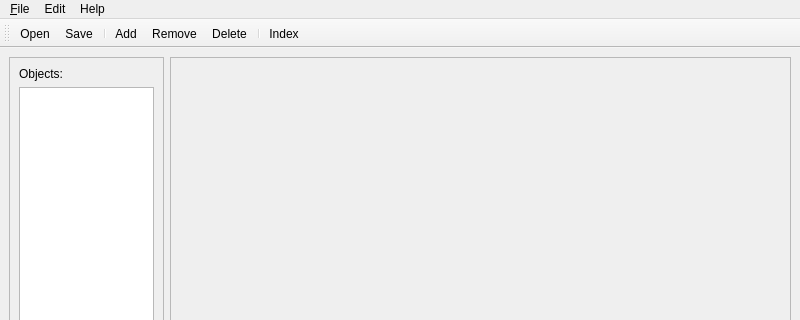
Above: anatomist-gpl/pyanatomist/share/anasimpleviewer/anasimpleviewer-qt4.ui from m9h/insula before the change; both pictures show x 0 to 800 and y 0 to 320 of the 800 by 600 pixel window. Below: the same form after it.
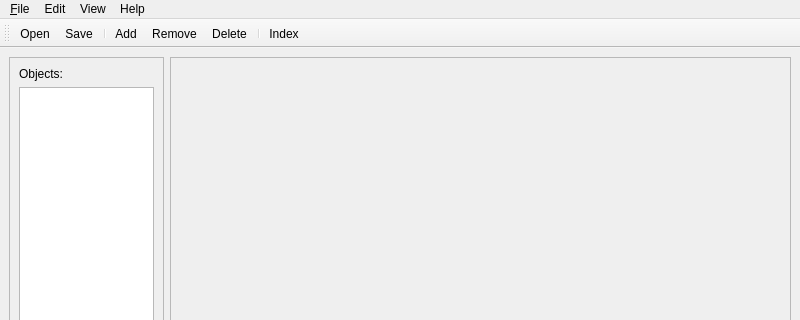
That is the form after the change. Icons and pictures are not drawn.

Commit message: - fix for colormaps on RGB/RGBA volumes (not tested) - fixes for Qt4

```diff
--- a/anatomist-gpl/pyanatomist/share/anasimpleviewer/anasimpleviewer-qt4.ui
+++ b/anatomist-gpl/pyanatomist/share/anasimpleviewer/anasimpleviewer-qt4.ui
@@ -115,7 +115,7 @@
      <x>0</x>
      <y>0</y>
      <width>800</width>
-     <height>21</height>
+     <height>28</height>
     </rect>
    </property>
    <widget class="QMenu" name="menu_File">
@@ -142,8 +142,15 @@
     <addaction name="separator"/>
     <addaction name="helpAbout"/>
    </widget>
+   <widget class="QMenu" name="menuView">
+    <property name="title">
+     <string>View</string>
+    </property>
+    <addaction name="viewEnable_Volume_RenderingAction"/>
+   </widget>
    <addaction name="menu_File"/>
    <addaction name="menuEdit"/>
+   <addaction name="menuView"/>
    <addaction name="menuHelp"/>
   </widget>
   <widget class="QStatusBar" name="statusbar"/>
```
Left out of the diff: 8 changed lines with no effect on the pictures. The commit also changes 1 other file.
